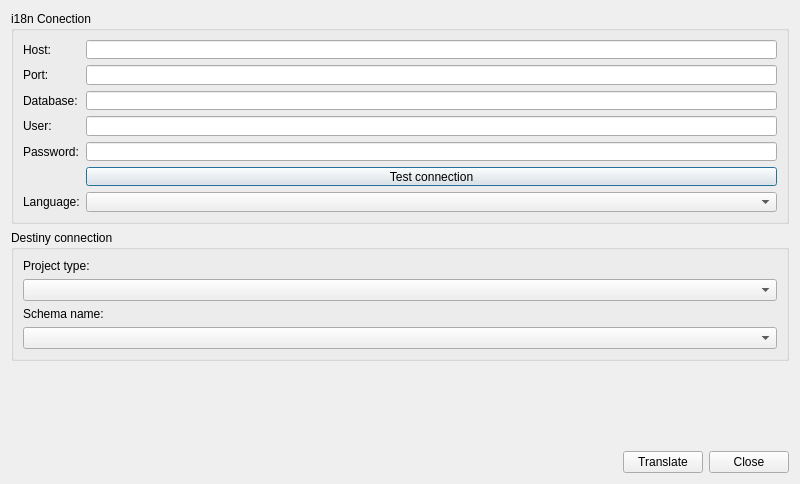
Qt form core/ui/admin/admin_update_translation.ui (Giswater/giswater_qgis_plugin) before a commit.
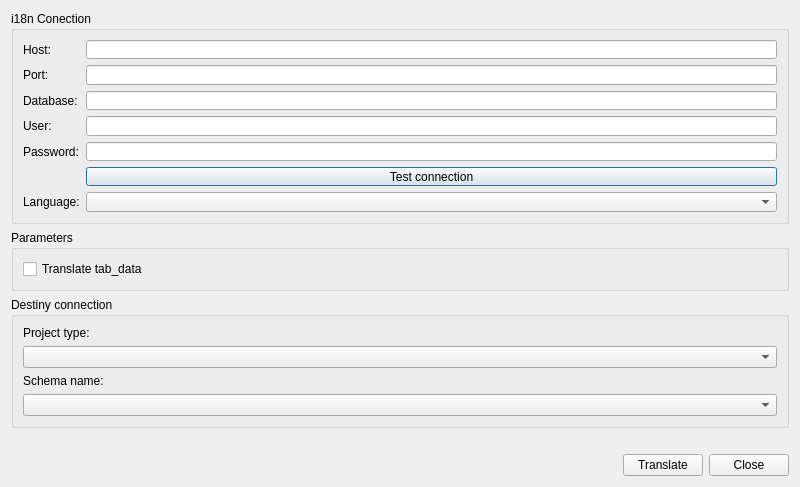
The same form after that commit.

Commit message: fix(i18n): Improve translations

Diff of the .ui file:
```diff
--- a/core/ui/admin/admin_update_translation.ui
+++ b/core/ui/admin/admin_update_translation.ui
@@ -115,6 +115,25 @@
      </layout>
     </widget>
    </item>
+   <item>
+    <widget class="QGroupBox" name="grb_parameters">
+     <property name="title">
+      <string>Parameters</string>
+     </property>
+     <layout class="QVBoxLayout" name="verticalLayout_3">
+      <item>
+       <widget class="QCheckBox" name="chk_add_tab_data">
+        <property name="text">
+         <string>Translate tab_data</string>
+        </property>
+        <property name="checked">
+         <bool>false</bool>
+        </property>
+       </widget>
+      </item>
+     </layout>
+    </widget>
+   </item>
    <item>
     <widget class="QGroupBox" name="grb_dest_conn">
      <property name="enabled">
```
The commit also changes 5 other files.
